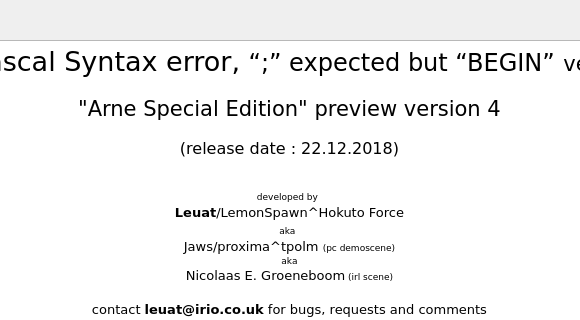
Above: source/dialogabout.ui from leuat/TRSE before the change; both pictures show x 164 to 744 and y 0 to 320 of the 910 by 446 pixel window. Below: the same form after it.
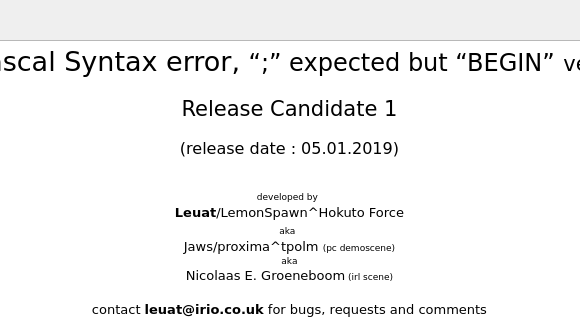
That is the form after the change. Icons and pictures are not drawn.

Diff of the .ui file:
```diff
--- a/source/dialogabout.ui
+++ b/source/dialogabout.ui
@@ -47,8 +47,8 @@
 p, li { white-space: pre-wrap; }
 &lt;/style&gt;&lt;/head&gt;&lt;body style=&quot; font-family:'Verdana'; font-size:10pt; font-weight:400; font-style:normal;&quot;&gt;
 &lt;p align=&quot;center&quot; style=&quot; margin-top:18px; margin-bottom:12px; margin-left:0px; margin-right:0px; -qt-block-indent:0; text-indent:0px;&quot;&gt;&lt;span style=&quot; font-size:xx-large;&quot;&gt;Turbo Rascal Syntax error, &lt;/span&gt;&lt;span style=&quot; font-size:18pt;&quot;&gt;“;” expected but “BEGIN”&lt;/span&gt;&lt;span style=&quot; font-size:20pt;&quot;&gt; &lt;/span&gt;&lt;span style=&quot; font-size:16pt;&quot;&gt;version 0.06&lt;/span&gt;&lt;/p&gt;
-&lt;p align=&quot;center&quot; style=&quot; margin-top:18px; margin-bottom:12px; margin-left:0px; margin-right:0px; -qt-block-indent:0; text-indent:0px;&quot;&gt;&lt;span style=&quot; font-size:16pt;&quot;&gt;&amp;quot;Arne Special Edition&amp;quot; preview version 4&lt;/span&gt;&lt;/p&gt;
-&lt;p align=&quot;center&quot; style=&quot; margin-top:18px; margin-bottom:12px; margin-left:0px; margin-right:0px; -qt-block-indent:0; text-indent:0px;&quot;&gt;&lt;span style=&quot; font-size:12pt;&quot;&gt;(release date : 22.12.2018)&lt;/span&gt;&lt;/p&gt;
+&lt;p align=&quot;center&quot; style=&quot; margin-top:18px; margin-bottom:12px; margin-left:0px; margin-right:0px; -qt-block-indent:0; text-indent:0px;&quot;&gt;&lt;span style=&quot; font-size:16pt;&quot;&gt;Release Candidate 1&lt;/span&gt;&lt;/p&gt;
+&lt;p align=&quot;center&quot; style=&quot; margin-top:18px; margin-bottom:12px; margin-left:0px; margin-right:0px; -qt-block-indent:0; text-indent:0px;&quot;&gt;&lt;span style=&quot; font-size:12pt;&quot;&gt;(release date : 05.01.2019)&lt;/span&gt;&lt;/p&gt;
 &lt;p align=&quot;center&quot; style=&quot;-qt-paragraph-type:empty; margin-top:0px; margin-bottom:0px; margin-left:0px; margin-right:0px; -qt-block-indent:0; text-indent:0px;&quot;&gt;&lt;br /&gt;&lt;/p&gt;
 &lt;p align=&quot;center&quot; style=&quot; margin-top:0px; margin-bottom:0px; margin-left:0px; margin-right:0px; -qt-block-indent:0; text-indent:0px;&quot;&gt;&lt;img src=&quot;:/resources/images/creatures.png&quot; width=&quot;160&quot; /&gt;&lt;/p&gt;
 &lt;p align=&quot;center&quot; style=&quot; margin-top:0px; margin-bottom:0px; margin-left:0px; margin-right:0px; -qt-block-indent:0; text-indent:0px;&quot;&gt;&lt;span style=&quot; font-size:7pt;&quot;&gt;developed by&lt;/span&gt; &lt;/p&gt;
```
